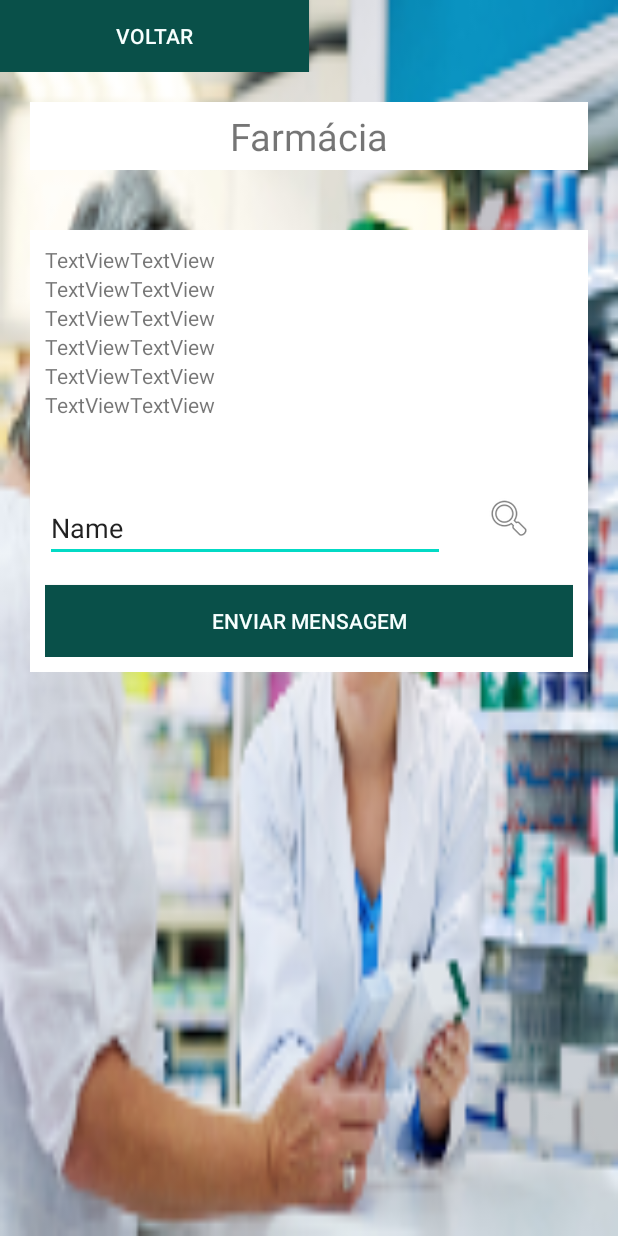
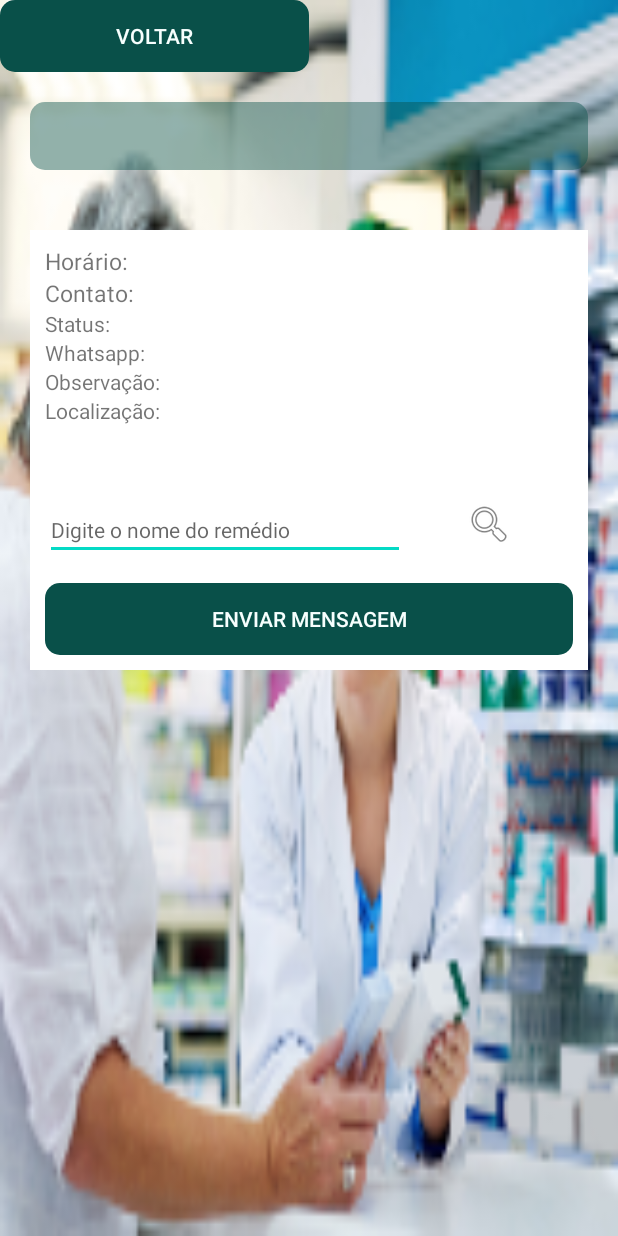
Before and after one commit to RodrigoMesquita-dev/cade_meu_remedio, an Android app: the Farmacia screen opened directly, with no data from a screen before it, on a phone screen of 412 x 824 dp. Run offline under Robolectric (Android 15) with nearby library versions, the phone set to English and light mode, and no system bars.

Commit message:
commit Leandro - Modificação de telas: Buscar farmácias

```diff
--- a/app/src/main/res/layout/activity_farmacia.xml
+++ b/app/src/main/res/layout/activity_farmacia.xml
@@ -23,9 +23,9 @@
                 android:layout_height="wrap_content"
                 android:layout_weight="1"
 
-                android:background="@color/colorButtons"
-                android:textColor="@color/colorTextBtn"
-                android:text="Voltar" />
+                android:background="@drawable/background_botao"
+                android:text="Voltar"
+                android:textColor="@color/colorTextBtn" />
 
             <View
                 android:layout_width="0dp"
@@ -34,16 +34,15 @@
         </LinearLayout>
 
         <TextView
-            android:id="@+id/textView14"
+            android:id="@+id/txt_NomeFarmacia"
             android:layout_width="match_parent"
             android:layout_height="wrap_content"
-            android:text="Farmácia"
             android:layout_margin="20dp"
-            android:textSize="25dp"
-
-            android:background="#fff"
+            android:background="@drawable/background_caixa_texto"
+            android:paddingVertical="5dp"
+            android:text=""
             android:textAlignment="center"
-            android:paddingVertical="5dp"/>
+            android:textSize="25dp" />
 
         <LinearLayout
             android:layout_width="match_parent"
@@ -62,16 +61,17 @@
 
                 <TextView
                     android:id="@+id/textView_horario"
-                    android:layout_width="wrap_content"
+                    android:layout_width="80dp"
                     android:layout_height="wrap_content"
-                    android:text="TextView" />
+                    android:text="Horário: "
+                    android:textColorLink="@color/quantum_black_100"
+                    android:textSize="15sp" />
 
                 <TextView
                     android:id="@+id/textView_hr"
                     android:layout_width="wrap_content"
                     android:layout_height="wrap_content"
-                    android:layout_weight="1"
-                    android:text="TextView" />
+                    android:layout_weight="1" />
             </LinearLayout>
 
             <LinearLayout
@@ -81,16 +81,16 @@
 
                 <TextView
                     android:id="@+id/textView_contato"
-                    android:layout_width="wrap_content"
+                    android:layout_width="80dp"
                     android:layout_height="wrap_content"
-                    android:text="TextView" />
+                    android:text="Contato: "
+                    android:textSize="15sp" />
 
                 <TextView
                     android:id="@+id/textView_cont"
                     android:layout_width="wrap_content"
                     android:layout_height="wrap_content"
-                    android:layout_weight="1"
-                    android:text="TextView" />
+                    android:layout_weight="1" />
             </LinearLayout>
 
             <LinearLayout
@@ -100,16 +100,15 @@
 
                 <TextView
                     android:id="@+id/textView_status"
-                    android:layout_width="wrap_content"
+                    android:layout_width="80dp"
                     android:layout_height="wrap_content"
-                    android:text="TextView" />
+                    android:text="Status: " />
 
                 <TextView
                     android:id="@+id/textView_st"
                     android:layout_width="wrap_content"
                     android:layout_height="wrap_content"
-                    android:layout_weight="1"
-                    android:text="TextView" />
+                    android:layout_weight="1" />
             </LinearLayout>
 
             <LinearLayout
@@ -119,16 +118,15 @@
 
                 <TextView
                     android:id="@+id/textView_whatsapp"
-                    android:layout_width="wrap_content"
+                    android:layout_width="80dp"
                     android:layout_height="wrap_content"
-                    android:text="TextView" />
+                    android:text="Whatsapp: " />
 
                 <TextView
                     android:id="@+id/textView_what"
                     android:layout_width="wrap_content"
                     android:layout_height="wrap_content"
-                    android:layout_weight="1"
-                    android:text="TextView" />
+                    android:layout_weight="1" />
             </LinearLayout>
 
             <LinearLayout
@@ -139,16 +137,15 @@
 
                 <TextView
                     android:id="@+id/textView_observacao"
-                    android:layout_width="wrap_content"
+                    android:layout_width="80dp"
                     android:layout_height="wrap_content"
-                    android:text="TextView" />
+                    android:text="Observação: " />
 
                 <TextView
                     android:id="@+id/textView_obs"
                     android:layout_width="wrap_content"
                     android:layout_height="wrap_content"
-                    android:layout_weight="1"
-                    android:text="TextView" />
+                    android:layout_weight="1" />
             </LinearLayout>
 
             <LinearLayout
@@ -158,16 +155,15 @@
 
                 <TextView
                     android:id="@+id/textView_localizacao"
-                    android:layout_width="wrap_content"
+                    android:layout_width="80dp"
                     android:layout_height="wrap_content"
-                    android:text="TextView" />
+                    android:text="Localização: " />
 
                 <TextView
                     android:id="@+id/textView_loc"
                     android:layout_width="wrap_content"
                     android:layout_height="wrap_content"
-                    android:layout_weight="1"
-                    android:text="TextView" />
+                    android:layout_weight="1" />
             </LinearLayout>
 
             <LinearLayout
@@ -183,7 +179,9 @@
                     android:layout_weight="1"
                     android:ems="10"
                     android:inputType="textPersonName"
-                    android:text="Name" />
+                    android:hint="Digite o nome do remédio"
+                    android:textColor="#9A000000"
+                    android:textSize="14sp" />
 
                 <ImageView
                     android:id="@+id/imageView"
@@ -198,11 +196,11 @@
                 android:id="@+id/btn_enviar_mensagem"
                 android:layout_width="match_parent"
                 android:layout_height="wrap_content"
+                android:layout_marginTop="15dp"
+
+                android:background="@drawable/background_botao"
                 android:text="Enviar Mensagem"
-
-                android:background="@color/colorButtons"
-                android:textColor="@color/colorTextBtn"
-                android:layout_marginTop="15dp"/>
+                android:textColor="@color/colorTextBtn" />
 
         </LinearLayout>
 
--- a/app/src/main/res/layout/activity_mapa.xml
+++ b/app/src/main/res/layout/activity_mapa.xml
@@ -48,7 +48,7 @@
                 android:layout_weight="1"
                 android:ems="10"
                 android:inputType="textPersonName"
-                android:text="Name" />
+                android:hint="Digite o nome da farmácia\\UBS" />
 
             <ImageButton
                 android:id="@+id/imageButton"
--- a/app/src/main/res/layout/activity_remedio.xml
+++ b/app/src/main/res/layout/activity_remedio.xml
@@ -33,7 +33,7 @@
         </LinearLayout>
 
         <TextView
-            android:id="@+id/textView14"
+            android:id="@+id/txt_NomeFarmacia"
             android:layout_width="match_parent"
             android:layout_height="wrap_content"
             android:text="Remédio
```
